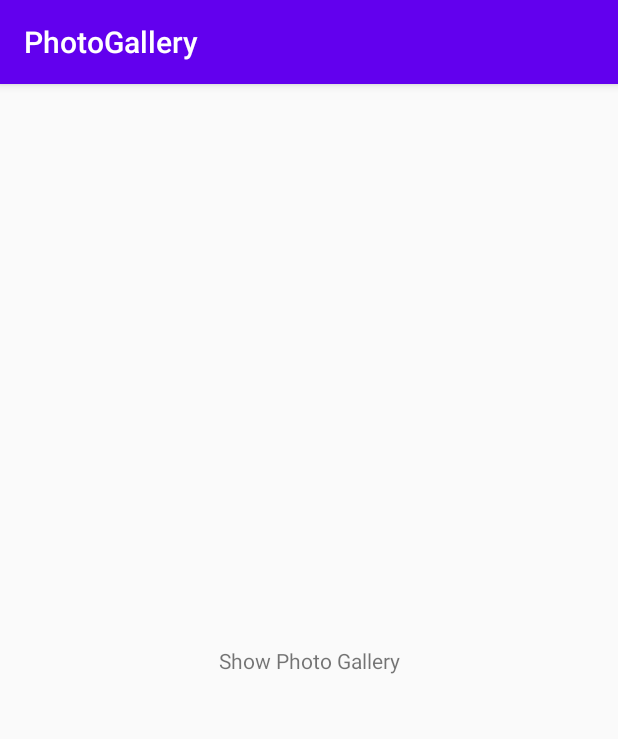
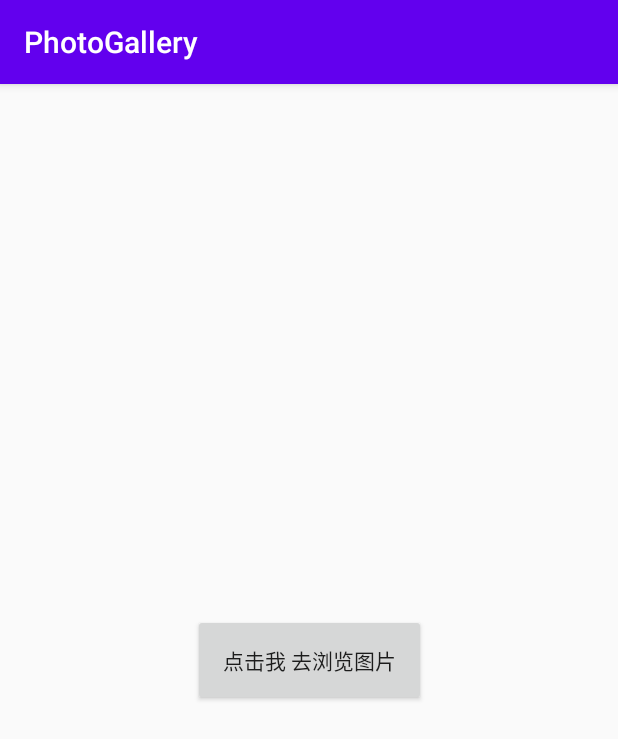
Before and after one commit to BenShanYang/PhotoGallery, an Android app: the screen it shows after launch (MainActivity), on a phone screen of 412 x 824 dp. Shown: the top 739 px of the screen. Run offline under Robolectric (Android 15) with nearby library versions, the phone set to English and light mode, and no system bars; pictures from the network do not load.

Commit message:
为图片添加点击事件和长点击事件

```diff
--- a/app/src/main/java/com/benshanyang/photogallery/MainActivity.java
+++ b/app/src/main/java/com/benshanyang/photogallery/MainActivity.java
@@ -6,7 +6,9 @@ import androidx.appcompat.app.AppCompatActivity;
 import android.os.Bundle;
 import android.view.View;
 import android.widget.ImageView;
+import android.widget.Toast;
 
+import com.benshanyang.photo_gallery.OnItemClickListener;
 import com.benshanyang.photo_gallery.OnItemLongClickListener;
 import com.benshanyang.photo_gallery.PhotoGallery;
 import com.benshanyang.photo_gallery.PhotoGalleryable;
@@ -34,17 +36,28 @@ public class MainActivity extends AppCompatActivity {
             public void bindData(String data, ImageView imageView) {
                 Glide.with(MainActivity.this).load(data).into(imageView);
             }
-        }).showIndicator(list.size() == 1 ? PhotoGallery.NONE : PhotoGallery.TEXT).setCurrentItem(1);
-
+        });
+        //设置指示器的类型
+        // 共有3种：PhotoGallery.NONE-不显示指示器、PhotoGallery.TEXT-指示器是文字类型的、PhotoGallery.CIRCLE-指示器是圆点类型的
+        gallery.showIndicator(list.size() == 1 ? PhotoGallery.NONE : PhotoGallery.TEXT);
+        gallery.setCurrentItem(1);//设置初始显示第几张图片
         gallery.setOnItemLongClickListener(new OnItemLongClickListener<String>() {
             @Override
             public void onLongClick(View view, String bean, int position) {
+                //图片的长点击事件
                 new AlertDialog.Builder(MainActivity.this)
-                        .setMessage("您确认要保存该图片")
+                        .setMessage("您确认要保存该图片?")
                         .setPositiveButton("确定", null)
                         .setNeutralButton("取消", null)
                         .create()
                         .show();
+            }
+        });
+        gallery.setOnItemClickListener(new OnItemClickListener<String>() {
+            @Override
+            public void onClick(View view, String bean, int position) {
+                //图片的点击事件
+                Toast.makeText(MainActivity.this, String.format("您点击了第%s张图片", position + 1), Toast.LENGTH_SHORT).show();
             }
         });
     }
--- a/app/src/main/res/layout/activity_main.xml
+++ b/app/src/main/res/layout/activity_main.xml
@@ -6,12 +6,12 @@
     android:layout_height="match_parent"
     tools:context=".MainActivity">
 
-    <TextView
+    <Button
         android:layout_width="wrap_content"
         android:layout_height="wrap_content"
         android:onClick="showDialog"
         android:padding="20dp"
-        android:text="Show Photo Gallery"
+        android:text="点击我 去浏览图片"
         app:layout_constraintBottom_toBottomOf="parent"
         app:layout_constraintLeft_toLeftOf="parent"
         app:layout_constraintRight_toRightOf="parent"
```
